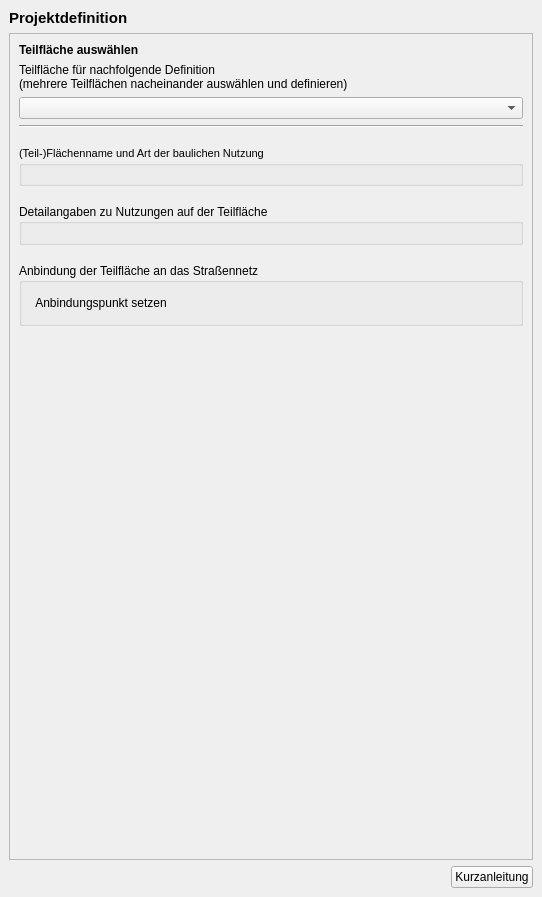
Old version of the form projektchecktools/ui/ProjektCheck_dockwidget_definitions.ui in the repository projektcheck/ProjektCheck-QGIS.
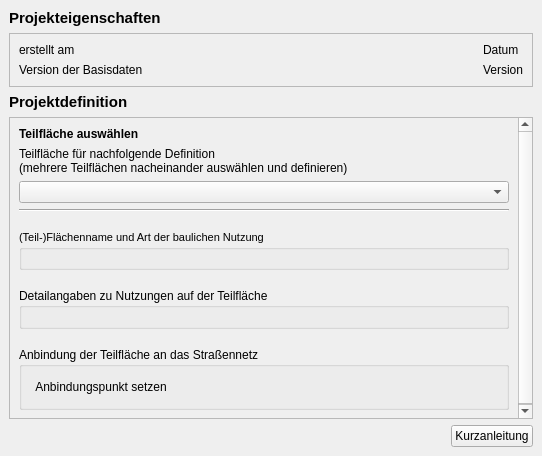
New version of the form. Icons and pictures are not drawn.

Commit message: save project properties on creation and show them in definitions

```diff
--- a/projektchecktools/ui/ProjektCheck_dockwidget_definitions.ui
+++ b/projektchecktools/ui/ProjektCheck_dockwidget_definitions.ui
@@ -7,7 +7,7 @@
     <x>0</x>
     <y>0</y>
     <width>542</width>
-    <height>897</height>
+    <height>456</height>
    </rect>
   </property>
   <property name="font">
@@ -20,6 +20,72 @@
   </property>
   <widget class="QWidget" name="dockWidgetContents">
    <layout class="QVBoxLayout" name="verticalLayout_3">
+    <item>
+     <widget class="QLabel" name="label_3">
+      <property name="font">
+       <font>
+        <pointsize>11</pointsize>
+        <weight>75</weight>
+        <bold>true</bold>
+       </font>
+      </property>
+      <property name="text">
+       <string>Projekteigenschaften</string>
+      </property>
+     </widget>
+    </item>
+    <item>
+     <widget class="QFrame" name="frame">
+      <property name="frameShape">
+       <enum>QFrame::StyledPanel</enum>
+      </property>
+      <property name="frameShadow">
+       <enum>QFrame::Raised</enum>
+      </property>
+      <layout class="QGridLayout" name="gridLayout">
+       <item row="3" column="0">
+        <widget class="QLabel" name="label_5">
+         <property name="text">
+          <string>erstellt am</string>
+         </property>
+        </widget>
+       </item>
+       <item row="3" column="1">
+        <widget class="QLabel" name="date_label">
+         <property name="sizePolicy">
+          <sizepolicy hsizetype="Maximum" vsizetype="Preferred">
+           <horstretch>0</horstretch>
+           <verstretch>0</verstretch>
+          </sizepolicy>
+         </property>
+         <property name="text">
+          <string>Datum</string>
+         </property>
+        </widget>
+       </item>
+       <item row="4" column="0">
+        <widget class="QLabel" name="label_7">
+         <property name="text">
+          <string>Version der Basisdaten</string>
+         </property>
+        </widget>
+       </item>
+       <item row="4" column="1">
+        <widget class="QLabel" name="basedata_label">
+         <property name="sizePolicy">
+          <sizepolicy hsizetype="Maximum" vsizetype="Preferred">
+           <horstretch>0</horstretch>
+           <verstretch>0</verstretch>
+          </sizepolicy>
+         </property>
+         <property name="text">
+          <string>Version</string>
+         </property>
+        </widget>
+       </item>
+      </layout>
+     </widget>
+    </item>
     <item>
      <widget class="QLabel" name="label">
       <property name="font">
@@ -50,8 +116,8 @@
         <rect>
          <x>0</x>
          <y>0</y>
-         <width>522</width>
-         <height>799</height>
+         <width>528</width>
+         <height>322</height>
         </rect>
        </property>
        <layout class="QVBoxLayout" name="verticalLayout_14">
```
The commit also changes 4 other files.
